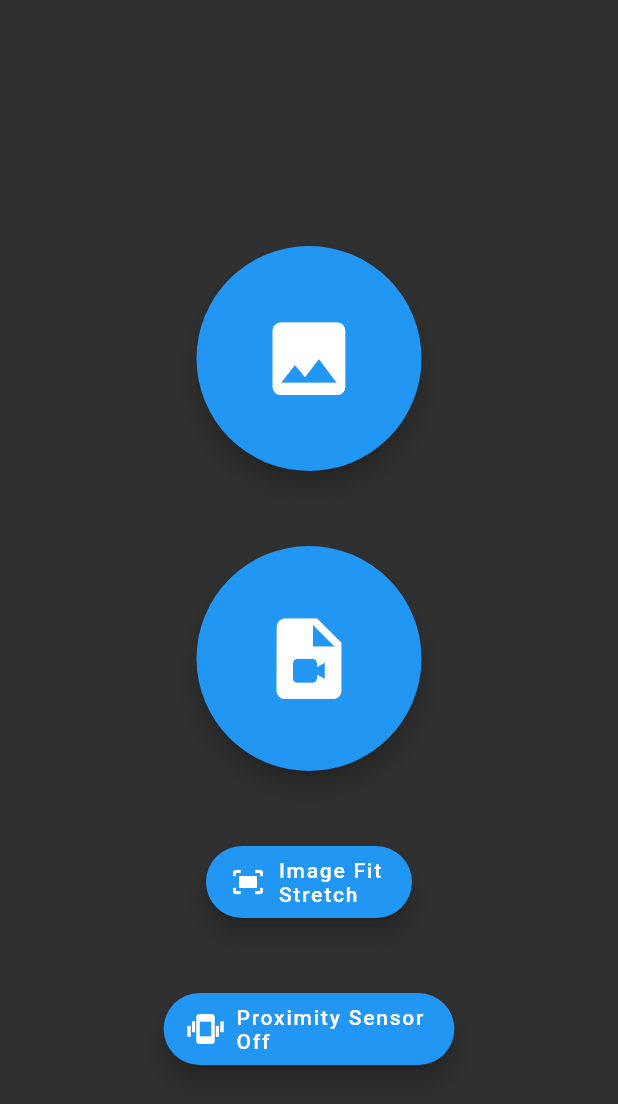
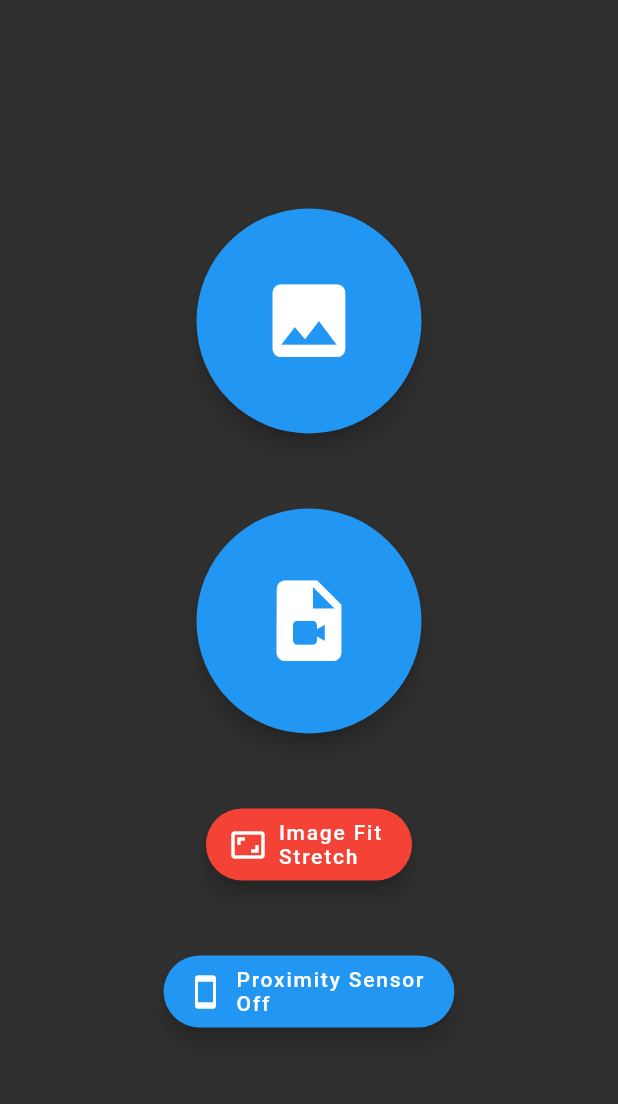
Before and after one commit to dgp-wk/sticky_images_flutter, a Flutter app: the screen it shows after launch, after a tap on an icon or button, on a phone screen of 412 x 824 dp. Shown: the top 1104 px of the screen. Run offline on Flutter 3.47's test engine with Material 2 defaults, Android fonts, the phone set to English and light mode, and no system bars; our stand-ins replace image_picker, video_player; missing offline and left inert: proximity_sensor.

Commit message:
Added some styling effects for the scaling and proximity sensor buttons. Aesthetic stuff, mostly.

```diff
--- a/lib/mode_select.dart
+++ b/lib/mode_select.dart
@@ -47,7 +47,7 @@ class SelectionWidget extends StatelessWidget
                     mainAxisAlignment: MainAxisAlignment.center,
                     children: <Widget>[
                       Padding(
-                          padding: const EdgeInsets.only(top: 50.0),
+                          padding: const EdgeInsets.only(top: 0.0),
                           child: SizedBox(
                               height: 150,
                               width: 150,
--- a/lib/widget_proximitySensor.dart
+++ b/lib/widget_proximitySensor.dart
@@ -102,8 +102,9 @@ class ProximitySensorSelectorWidgetState extends State<ProximitySensorSelectorWi
   {
     return FloatingActionButton.extended(
         onPressed: onPressed,
-        icon: const Icon(Icons.edgesensor_high),
-        label: Text(message));
+        icon: Icon(useProximitySensor? Icons.edgesensor_high : Icons.smartphone),
+        label: Text(message),
+        backgroundColor: useProximitySensor? Colors.green : Colors.blue);
   }
 
 }
--- a/lib/widget_scalingMode.dart
+++ b/lib/widget_scalingMode.dart
@@ -6,6 +6,8 @@ class ScalingWidgetState extends State<ScalingWidget>
 {
   BoxFit fittingMode = BoxFit.cover;
   String message = "Image Fit\nCover";
+  IconData icon = Icons.fullscreen;
+  Color color = Colors.blue;
 
   void onPressed() async
   {
@@ -16,10 +18,14 @@ class ScalingWidgetState extends State<ScalingWidget>
         case BoxFit.fill:
           fittingMode = BoxFit.cover;
           message = "Image Fit\nCover";
+          icon = Icons.fit_screen;
+          color = Colors.blue;
           break;
         case BoxFit.cover:
           fittingMode = BoxFit.fill;
           message = "Image Fit\nStretch";
+          icon = Icons.aspect_ratio;
+          color = Colors.red;
           break;
         // We only want two fill modes. In the event of a cosmic mishap, sanitize everything else to cover.
         case BoxFit.contain:
@@ -29,6 +35,8 @@ class ScalingWidgetState extends State<ScalingWidget>
         case BoxFit.scaleDown:
           fittingMode = BoxFit.cover;
           message = "Image Fit\nCover";
+          icon = Icons.fit_screen;
+          color = Colors.blue;
           break;
       }
     });
@@ -42,8 +50,9 @@ class ScalingWidgetState extends State<ScalingWidget>
 
     return FloatingActionButton.extended(
         onPressed: onPressed,
-        icon: const Icon(Icons.fit_screen),
-        label: Text(message));
+        icon: Icon(icon),
+        label: Text(message),
+        backgroundColor: color);
   }
 
 }
```
